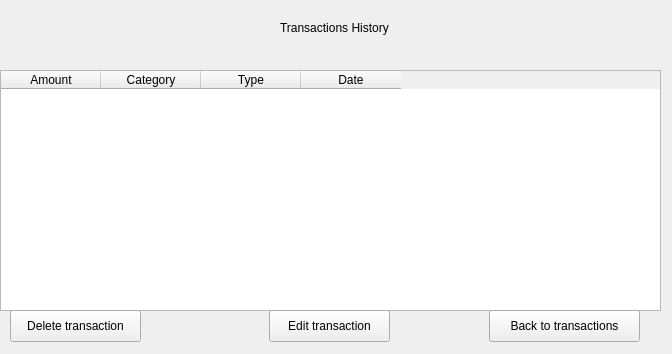
Above: history.ui from Omaraboelsoud-web/smartbudget before the change. Below: the same form after it.
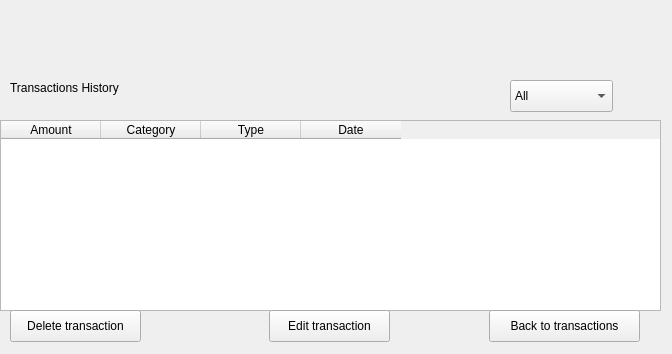
That is the form after the change.

Patch:
```diff
--- a/history.ui
+++ b/history.ui
@@ -16,8 +16,8 @@
   <widget class="QLabel" name="label">
    <property name="geometry">
     <rect>
-     <x>280</x>
-     <y>20</y>
+     <x>10</x>
+     <y>80</y>
      <width>131</width>
      <height>16</height>
     </rect>
@@ -30,9 +30,9 @@
    <property name="geometry">
     <rect>
      <x>0</x>
-     <y>70</y>
+     <y>120</y>
      <width>661</width>
-     <height>241</height>
+     <height>191</height>
     </rect>
    </property>
    <column>
@@ -95,6 +95,31 @@
     <string>Back to transactions</string>
    </property>
   </widget>
+  <widget class="QComboBox" name="filterBox">
+   <property name="geometry">
+    <rect>
+     <x>510</x>
+     <y>80</y>
+     <width>103</width>
+     <height>32</height>
+    </rect>
+   </property>
+   <item>
+    <property name="text">
+     <string>All</string>
+    </property>
+   </item>
+   <item>
+    <property name="text">
+     <string>income</string>
+    </property>
+   </item>
+   <item>
+    <property name="text">
+     <string>expense</string>
+    </property>
+   </item>
+  </widget>
  </widget>
  <resources/>
  <connections/>
```
